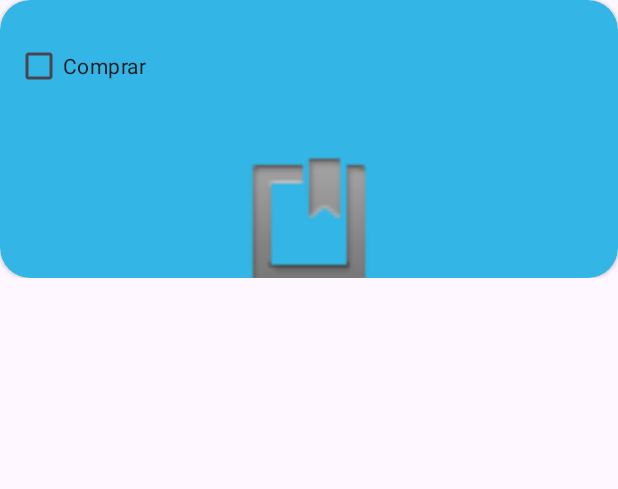
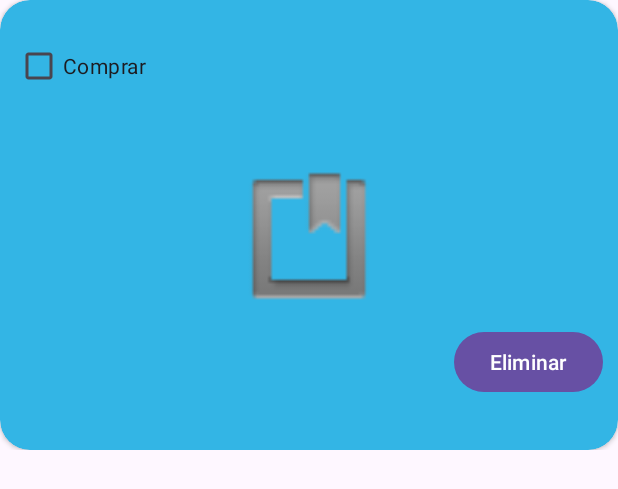
Before and after one commit to xewi-11/TFG, an Android app: the layout view_recycled_carrito_fav.xml on its own in the app's theme, with its tools: preview values and no code run, on a phone screen of 412 x 824 dp. Shown: the top 489 px of the screen. Run offline under Robolectric (Android 15) with nearby library versions, the phone set to English and light mode, and no system bars.

Commit message:
arreglos para que compile y comprobacion que funciona lo nuevo,solo he visto que falta la funcionalidad de comprar

```diff
--- a/BookCloud/app/src/main/java/com/example/bookcloud/MainActivity.kt
+++ b/BookCloud/app/src/main/java/com/example/bookcloud/MainActivity.kt
@@ -31,8 +31,6 @@ class MainActivity: AppCompatActivity(),AdapterBook.OnBookListener,DialogProfile
         appBarConfiguration = AppBarConfiguration(navController.graph)
         userDAO = UserDAO(this)
         auth = FirebaseAuth.getInstance()
-        binding.fab.setOnClickListener { view ->
-        }
 
 
         // Init Stripe
--- a/BookCloud/app/src/main/java/com/example/bookcloud/MainFragment.kt
+++ b/BookCloud/app/src/main/java/com/example/bookcloud/MainFragment.kt
@@ -78,7 +78,7 @@ class MainFragment : Fragment(){
                     true
                 }
                 R.id.menu_favoritos -> {
-                    // Puedes agregar lógica aquí si lo necesitas
+                    findNavController().navigate(R.id.action_mainFragment_to_favoritosFragment)
                     true
                 }
                 R.id.menu_chats -> {
--- a/BookCloud/app/src/main/java/com/example/bookcloud/adapter/AdapterBook.kt
+++ b/BookCloud/app/src/main/java/com/example/bookcloud/adapter/AdapterBook.kt
@@ -74,6 +74,7 @@ class AdapterBook(var listaProductos:ArrayList<Libro>,val context: Context):
                     intent.putExtra("bookId", libro.id)  // el libro
                     listener.onBookClick(libro)
                 }
+
             }
             true
         }
--- a/BookCloud/app/src/main/res/layout/view_recycled_carrito_fav.xml
+++ b/BookCloud/app/src/main/res/layout/view_recycled_carrito_fav.xml
@@ -9,7 +9,7 @@
     <!-- CARD -->
     <androidx.cardview.widget.CardView
         android:layout_width="match_parent"
-        android:layout_height="185dp"
+        android:layout_height="300dp"
         app:cardCornerRadius="20dp"
         app:cardBackgroundColor="@android:color/holo_blue_light">
 
@@ -27,6 +27,8 @@
                 android:layout_marginStart="10dp"/>
 
             <TextView
+                android:layout_marginTop="10dp"
+                android:textAlignment="center"
                 android:layout_width="match_parent"
                 android:layout_height="wrap_content"
                 android:id="@+id/textCarr"/>
```
Also changed, not shown: BookCloud/app/src/main/res/navigation/nav_graph.xml (+14 -0 lines).
